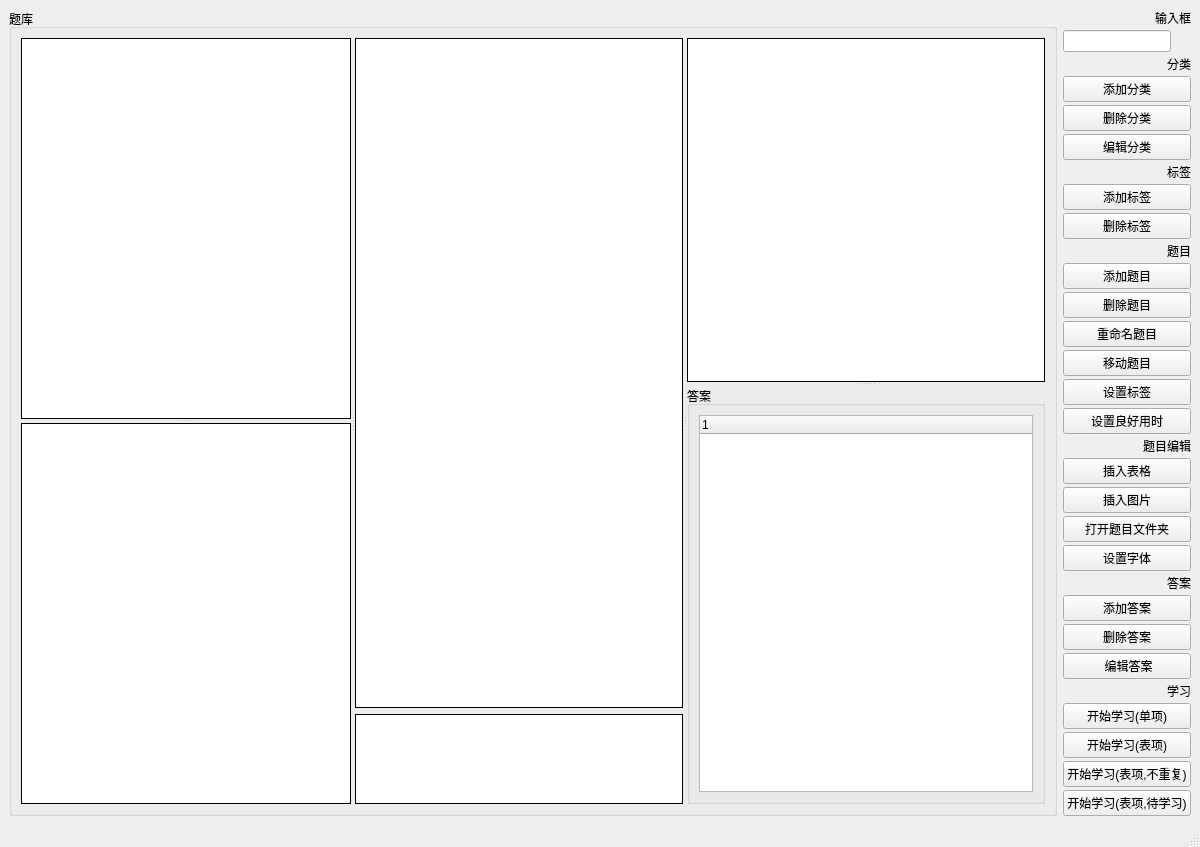
Qt form ui/mainwindow.ui (DKLost/questions) before a commit.
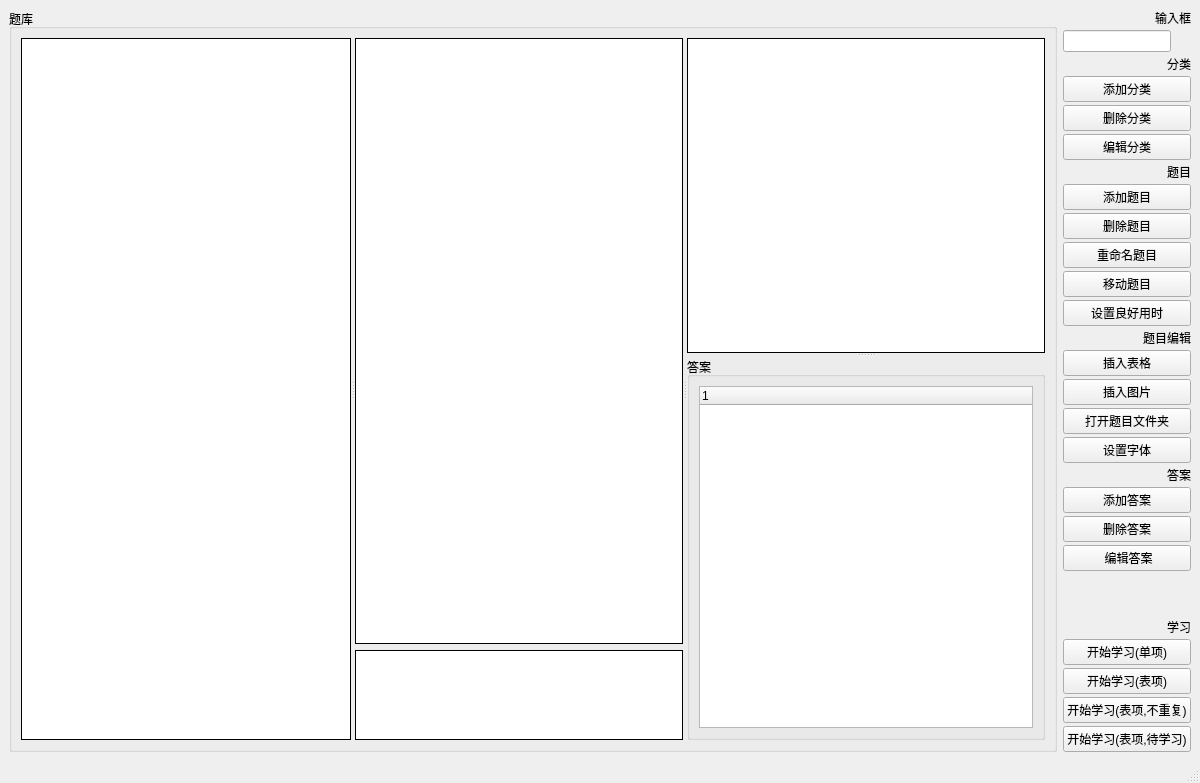
The same form after that commit. Custom widgets are drawn as their Qt base class.

Commit message: 删除标签功能

Patch:
```diff
--- a/ui/mainwindow.ui
+++ b/ui/mainwindow.ui
@@ -52,19 +52,6 @@
             <set>QAbstractItemView::EditTrigger::NoEditTriggers</set>
            </property>
           </widget>
-          <widget class="QTableView" name="tagTableView">
-           <property name="sizePolicy">
-            <sizepolicy hsizetype="Preferred" vsizetype="Preferred">
-             <horstretch>0</horstretch>
-             <verstretch>0</verstretch>
-            </sizepolicy>
-           </property>
-           <property name="styleSheet">
-            <string notr="true">QTableView{
-border:1px solid black;
-}</string>
-           </property>
-          </widget>
          </widget>
          <widget class="QSplitter" name="splitter_2">
           <property name="orientation">
@@ -160,6 +147,11 @@
                <property name="dragDropMode">
                 <enum>QAbstractItemView::DragDropMode::InternalMove</enum>
                </property>
+               <column>
+                <property name="text">
+                 <string notr="true">1</string>
+                </property>
+               </column>
               </widget>
              </item>
             </layout>
@@ -227,30 +219,6 @@
         </property>
        </widget>
       </item>
-      <item>
-       <widget class="QLabel" name="label_7">
-        <property name="text">
-         <string>标签</string>
-        </property>
-        <property name="alignment">
-         <set>Qt::AlignmentFlag::AlignRight|Qt::AlignmentFlag::AlignTrailing|Qt::AlignmentFlag::AlignVCenter</set>
-        </property>
-       </widget>
-      </item>
-      <item>
-       <widget class="QPushButton" name="addTagButton">
-        <property name="text">
-         <string>添加标签</string>
-        </property>
-       </widget>
-      </item>
-      <item>
-       <widget class="QPushButton" name="delTagButton">
-        <property name="text">
-         <string>删除标签</string>
-        </property>
-       </widget>
-      </item>
       <item>
        <widget class="QLabel" name="label_2">
         <property name="text">
@@ -289,13 +257,6 @@
         </property>
        </widget>
       </item>
-      <item>
-       <widget class="QPushButton" name="questionTagButton">
-        <property name="text">
-         <string>设置标签</string>
-        </property>
-       </widget>
-      </item>
       <item>
        <widget class="QPushButton" name="setGoodTimeButton">
         <property name="text">
```
The commit also changes 12 other files.
